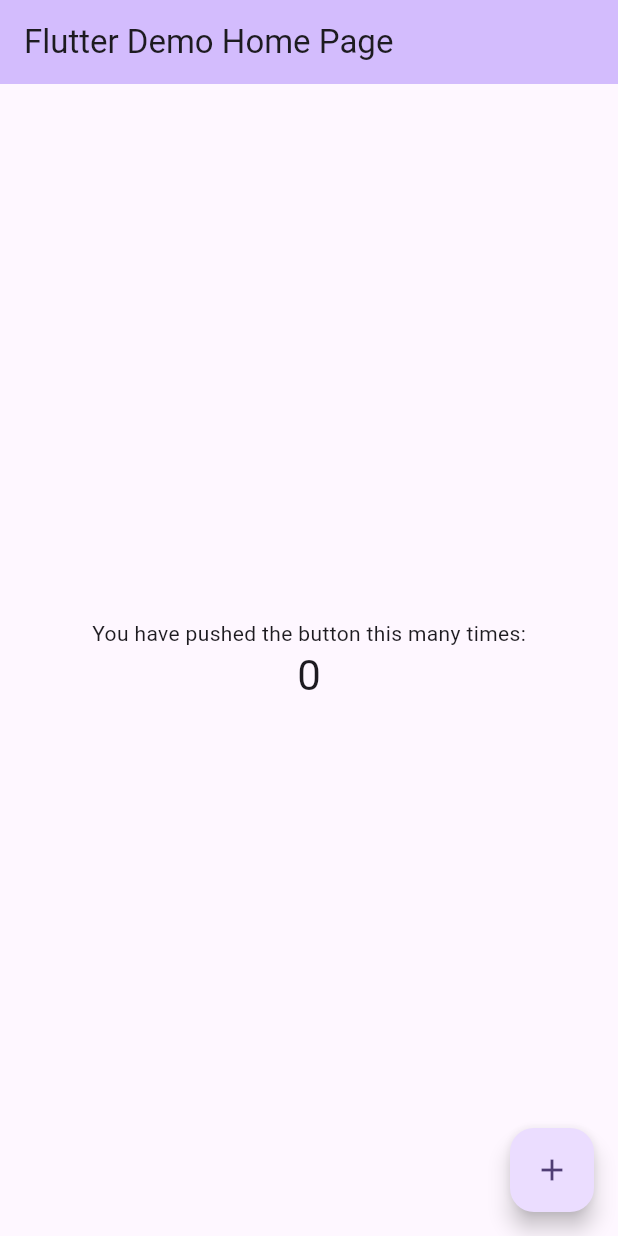
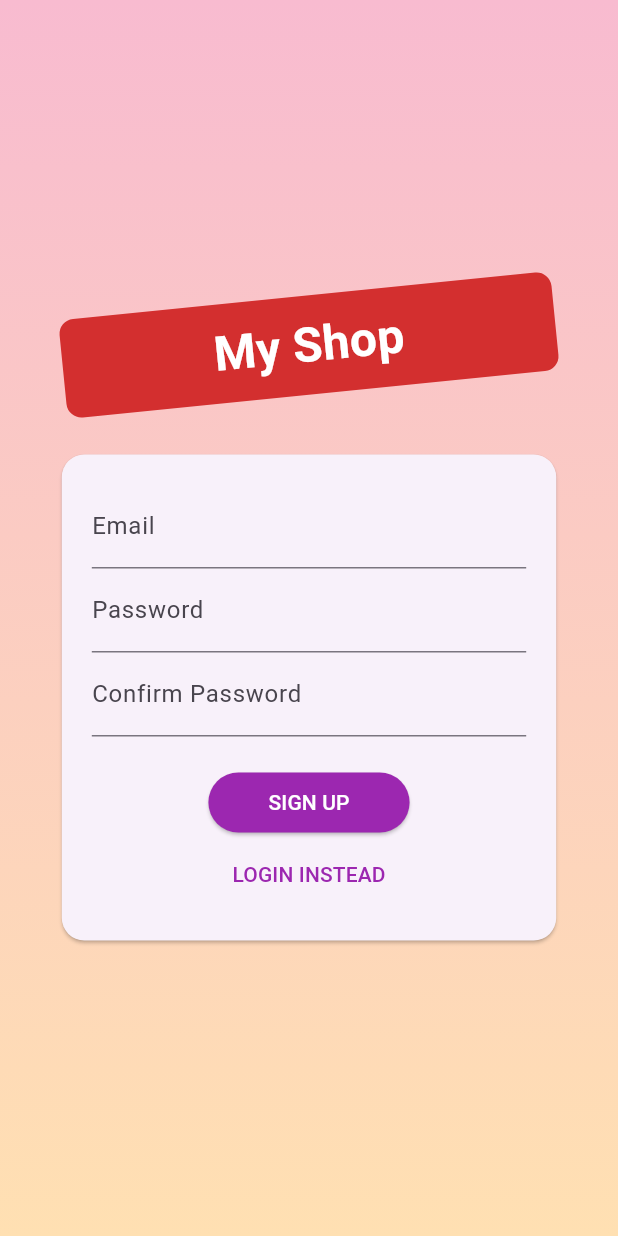
Before and after one commit to AQuoc98/flutter-IMIC, a Flutter app: the screen it shows after launch, on a phone screen of 412 x 824 dp. Run offline on Flutter 3.47's test engine with Material 3 defaults, Android fonts, the phone set to English and light mode, and no system bars.

Commit message:
feat(imic-shop): create UI for login + signup form

```diff
--- a/imic_shop/lib/main.dart
+++ b/imic_shop/lib/main.dart
@@ -7,27 +7,11 @@ void main() {
 class MyApp extends StatelessWidget {
   const MyApp({super.key});
 
-  // This widget is the root of your application.
   @override
   Widget build(BuildContext context) {
     return MaterialApp(
       title: 'IMIC Shop',
       theme: ThemeData(
-        // This is the theme of your application.
-        //
-        // TRY THIS: Try running your application with "flutter run". You'll see
-        // the application has a purple toolbar. Then, without quitting the app,
-        // try changing the seedColor in the colorScheme below to Colors.green
-        // and then invoke "hot reload" (save your changes or press the "hot
-        // reload" button in a Flutter-supported IDE, or press "r" if you used
-        // the command line to start the app).
-        //
-        // Notice that the counter didn't reset back to zero; the application
-        // state is not lost during the reload. To reset the state, use hot
-        // restart instead.
-        //
-        // This works for code too, not just values: Most code changes can be
-        // tested with just a hot reload.
         colorScheme: ColorScheme.fromSeed(seedColor: Colors.deepPurple),
         useMaterial3: true,
       ),
@@ -38,16 +22,6 @@ class MyApp extends StatelessWidget {
 
 class MyHomePage extends StatefulWidget {
   const MyHomePage({super.key, required this.title});
-
-  // This widget is the home page of your application. It is stateful, meaning
-  // that it has a State object (defined below) that contains fields that affect
-  // how it looks.
-
-  // This class is the configuration for the state. It holds the values (in this
-  // case the title) provided by the parent (in this case the App widget) and
-  // used by the build method of the State. Fields in a Widget subclass are
-  // always marked "final".
-
   final String title;
 
   @override
@@ -55,71 +29,137 @@ class MyHomePage extends StatefulWidget {
 }
 
 class _MyHomePageState extends State<MyHomePage> {
-  int _counter = 0;
+  bool _isLoginForm = false;
 
-  void _incrementCounter() {
+  void toggleForm() {
     setState(() {
-      // This call to setState tells the Flutter framework that something has
-      // changed in this State, which causes it to rerun the build method below
-      // so that the display can reflect the updated values. If we changed
-      // _counter without calling setState(), then the build method would not be
-      // called again, and so nothing would appear to happen.
-      _counter++;
+      _isLoginForm = !_isLoginForm;
     });
   }
 
   @override
   Widget build(BuildContext context) {
-    // This method is rerun every time setState is called, for instance as done
-    // by the _incrementCounter method above.
-    //
-    // The Flutter framework has been optimized to make rerunning build methods
-    // fast, so that you can just rebuild anything that needs updating rather
-    // than having to individually change instances of widgets.
     return Scaffold(
-      appBar: AppBar(
-        // TRY THIS: Try changing the color here to a specific color (to
-        // Colors.amber, perhaps?) and trigger a hot reload to see the AppBar
-        // change color while the other colors stay the same.
-        backgroundColor: Theme.of(context).colorScheme.inversePrimary,
-        // Here we take the value from the MyHomePage object that was created by
-        // the App.build method, and use it to set our appbar title.
-        title: Text(widget.title),
-      ),
-      body: Center(
-        // Center is a layout widget. It takes a single child and positions it
-        // in the middle of the parent.
+      body: Container(
+        width: double.infinity,
+        decoration: BoxDecoration(
+          gradient: LinearGradient(
+            colors: [Colors.pink.shade100, Colors.orange.shade100],
+            begin: Alignment.topCenter,
+            end: Alignment.bottomCenter,
+          ),
+        ),
         child: Column(
-          // Column is also a layout widget. It takes a list of children and
-          // arranges them vertically. By default, it sizes itself to fit its
-          // children horizontally, and tries to be as tall as its parent.
-          //
-          // Column has various properties to control how it sizes itself and
-          // how it positions its children. Here we use mainAxisAlignment to
-          // center the children vertically; the main axis here is the vertical
-          // axis because Columns are vertical (the cross axis would be
-          // horizontal).
-          //
-          // TRY THIS: Invoke "debug painting" (choose the "Toggle Debug Paint"
-          // action in the IDE, or press "p" in the console), to see the
-          // wireframe for each widget.
           mainAxisAlignment: MainAxisAlignment.center,
-          children: <Widget>[
-            const Text(
-              'You have pushed the button this many times:',
-            ),
-            Text(
-              '$_counter',
-              style: Theme.of(context).textTheme.headlineMedium,
+          children: [
+            const ShopBanner(),
+            const SizedBox(height: 40),
+            AuthCard(
+              isLoginForm: _isLoginForm,
+              onToggleForm: toggleForm,
             ),
           ],
         ),
       ),
-      floatingActionButton: FloatingActionButton(
-        onPressed: _incrementCounter,
-        tooltip: 'Increment',
-        child: const Icon(Icons.add),
-      ), // This trailing comma makes auto-formatting nicer for build methods.
     );
   }
 }
+
+class ShopBanner extends StatelessWidget {
+  const ShopBanner({super.key});
+
+  @override
+  Widget build(BuildContext context) {
+    return Stack(
+      alignment: Alignment.center,
+      children: [
+        Transform.rotate(
+          angle: -0.1,
+          child: Container(
+            width: MediaQuery.of(context).size.width * 0.8,
+            alignment: Alignment.center,
+            padding: const EdgeInsets.symmetric(horizontal: 30, vertical: 10),
+            decoration: BoxDecoration(
+              color: Colors.red.shade700,
+              borderRadius: BorderRadius.circular(10),
+            ),
+            child: const Text(
+              'My Shop',
+              style: TextStyle(
+                color: Colors.white,
+                fontSize: 32,
+                fontWeight: FontWeight.bold,
+              ),
+            ),
+          ),
+        ),
+      ],
+    );
+  }
+}
+
+class AuthCard extends StatelessWidget {
+  const AuthCard({
+    super.key,
+    required this.isLoginForm,
+    required this.onToggleForm,
+  });
+
+  final bool isLoginForm;
+  final VoidCallback onToggleForm;
+
+  @override
+  Widget build(BuildContext context) {
+    return Card(
+      margin: const EdgeInsets.symmetric(horizontal: 30),
+      shape: RoundedRectangleBorder(
+        borderRadius: BorderRadius.circular(15),
+      ),
+      child: Container(
+        width: MediaQuery.of(context).size.width * 0.8,
+        padding: const EdgeInsets.all(20),
+        child: Column(
+          children: [
+            const TextField(
+              decoration: InputDecoration(labelText: 'Email'),
+            ),
+            const TextField(
+              decoration: InputDecoration(labelText: 'Password'),
+              obscureText: true,
+            ),
+            if (!isLoginForm)
+              const TextField(
+                decoration: InputDecoration(labelText: 'Confirm Password'),
+                obscureText: true,
+              ),
+            const SizedBox(height: 20),
+            ElevatedButton(
+              style: ElevatedButton.styleFrom(
+                backgroundColor: Colors.purple,
+                shape: RoundedRectangleBorder(
+                  borderRadius: BorderRadius.circular(20),
+                ),
+                padding:
+                    const EdgeInsets.symmetric(horizontal: 40, vertical: 10),
+              ),
+              onPressed: () {
+                // Handle Login/Signup logic here
+              },
+              child: Text(
+                isLoginForm ? 'LOGIN' : 'SIGN UP',
+                style: const TextStyle(color: Colors.white),
+              ),
+            ),
+            TextButton(
+              onPressed: onToggleForm,
+              child: Text(
+                isLoginForm ? 'SIGNUP INSTEAD' : 'LOGIN INSTEAD',
+                style: const TextStyle(color: Colors.purple),
+              ),
+            ),
+          ],
+        ),
+      ),
+    );
+  }
+}
```
